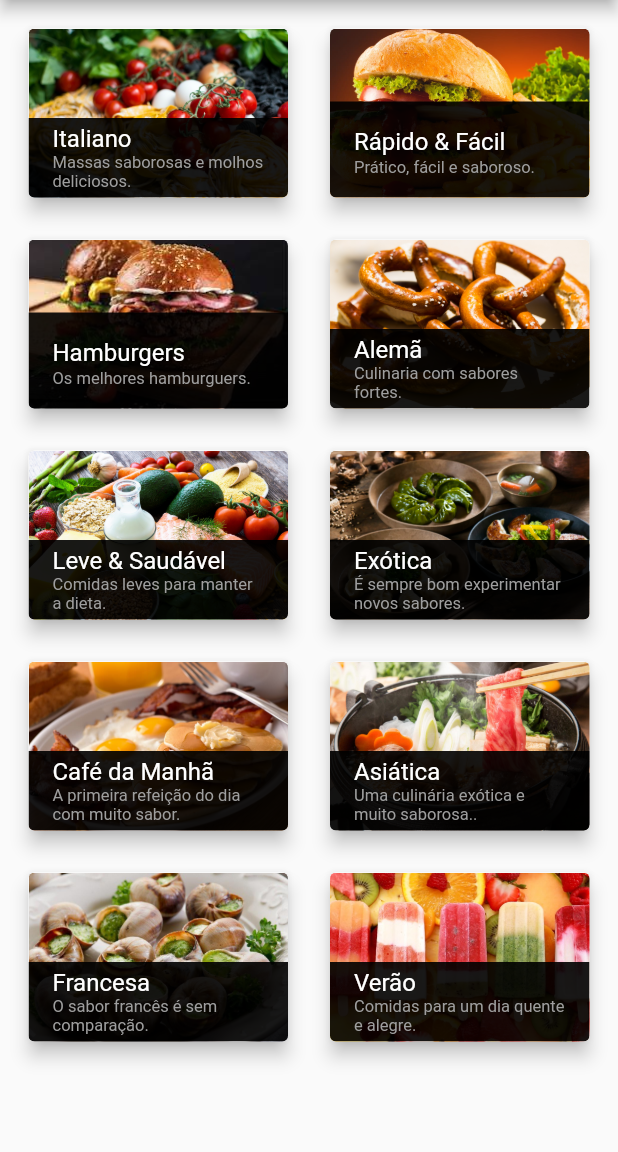
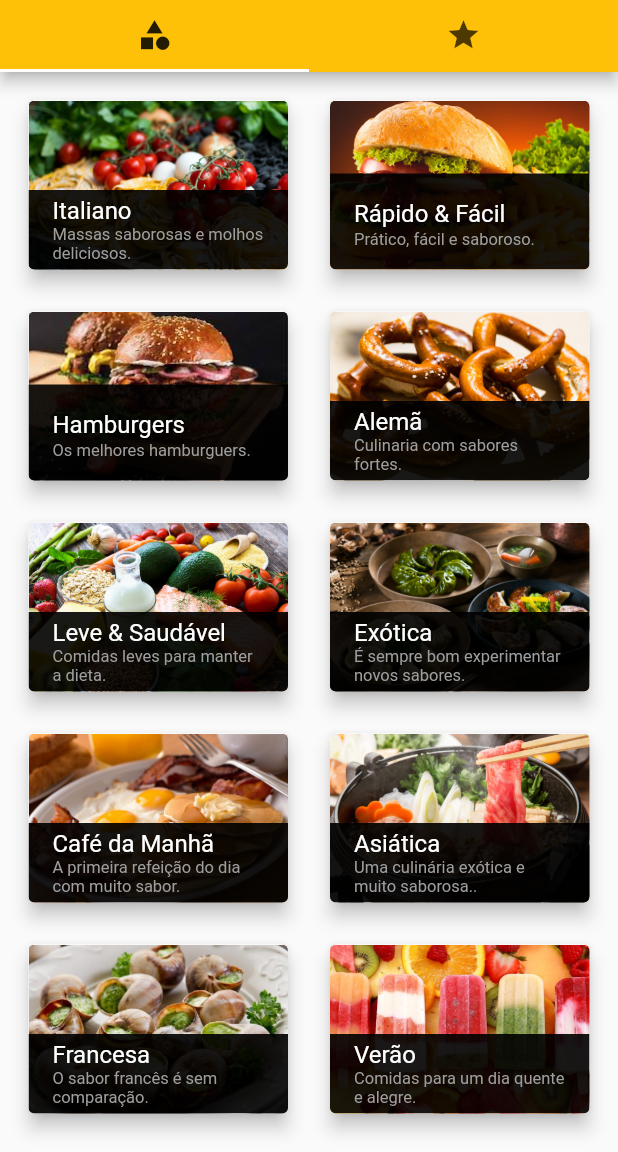
Before and after one commit to Rod1Andrade/Meals, a Flutter app: the screen it shows after launch, on a phone screen of 412 x 824 dp, the part 84-1236 px from its top. Run offline on Flutter 3.47's test engine with Material 2 defaults, Android fonts, the phone set to English and light mode, and no system bars.

Commit message:
UPDATE - Tab Navigation: Top

```diff
--- a/app/lib/main.dart
+++ b/app/lib/main.dart
@@ -1,6 +1,7 @@
 import 'package:app/screens/categories_screen.dart';
 import 'package:app/screens/category_meals_screen.dart';
 import 'package:app/screens/meal_detail_screen.dart';
+import 'package:app/screens/tab_view_screen.dart';
 import 'package:app/utils/app_messages.dart';
 import 'package:app/utils/app_routes.dart';
 import 'package:flutter/material.dart';
@@ -20,7 +21,7 @@ class Meals extends StatelessWidget {
       title: AppMessages.APP_TITLE,
       initialRoute: AppRoutes.HOME,
       routes: {
-        AppRoutes.HOME: (context) => CategoriesScreen(),
+        AppRoutes.HOME: (context) => TabViewScreen(),
         AppRoutes.CATEGORY_MEAL: (context) => CategoryMealScreen(),
         AppRoutes.MEAL_DETAIL: (context) => MealDetailScreen(),
       },
--- a/app/lib/screens/categories_screen.dart
+++ b/app/lib/screens/categories_screen.dart
@@ -10,12 +10,7 @@ class CategoriesScreen extends StatelessWidget {
 
   @override
   Widget build(BuildContext context) {
-    return Scaffold(
-      appBar: AppBar(
-        centerTitle: true,
-        title: Text(AppMessages.TITLE_LETS_COOK),
-      ),
-      body: GridView(
+    return GridView(
       padding: const EdgeInsets.all(15),
       gridDelegate: SliverGridDelegateWithMaxCrossAxisExtent(
         childAspectRatio: 1.5,
@@ -25,7 +20,6 @@ class CategoriesScreen extends StatelessWidget {
       ),
       children:
           DUMMY_CATEGORIES.map((category) => CategoryItem(category)).toList(),
-      ),
     );
   }
 }
--- /dev/null
+++ b/app/lib/screens/favorite_meals_screen.dart
@@ -0,0 +1,15 @@
+import 'package:flutter/material.dart';
+
+/// Tela das refeicoes favoritas
+///
+/// @author Rodrigo Andrade
+/// @since 25/05/2021
+class FavoritesMealScreen extends StatelessWidget{
+
+  @override
+  Widget build(BuildContext context) {
+    return Center(
+      child: Text('Favoritas :D'),
+    );
+  }
+}
--- /dev/null
+++ b/app/lib/screens/tab_view_screen.dart
@@ -0,0 +1,38 @@
+import 'package:app/screens/categories_screen.dart';
+import 'package:app/screens/favorite_meals_screen.dart';
+import 'package:app/utils/app_messages.dart';
+import 'package:flutter/material.dart';
+
+/// Tela de controle de nagegacao entre
+/// tabs
+///
+/// @author Rodrigo Andrade
+/// @since 25/05/2021
+class TabViewScreen extends StatelessWidget {
+  const TabViewScreen({Key key}) : super(key: key);
+
+  @override
+  Widget build(BuildContext context) {
+    return DefaultTabController(
+      length: 2,
+      child: Scaffold(
+        appBar: AppBar(
+          centerTitle: true,
+          title: Text(AppMessages.TITLE_LETS_COOK),
+          bottom: TabBar(
+            tabs: [
+              Tab(icon: Icon(Icons.category)),
+              Tab(icon: Icon(Icons.star)),
+            ],
+          ),
+        ),
+        body: TabBarView(
+          children: [
+            CategoriesScreen(),
+            FavoritesMealScreen(),
+          ],
+        ),
+      ),
+    );
+  }
+}
```
Lines whose indentation alone changed are shown as unchanged.
